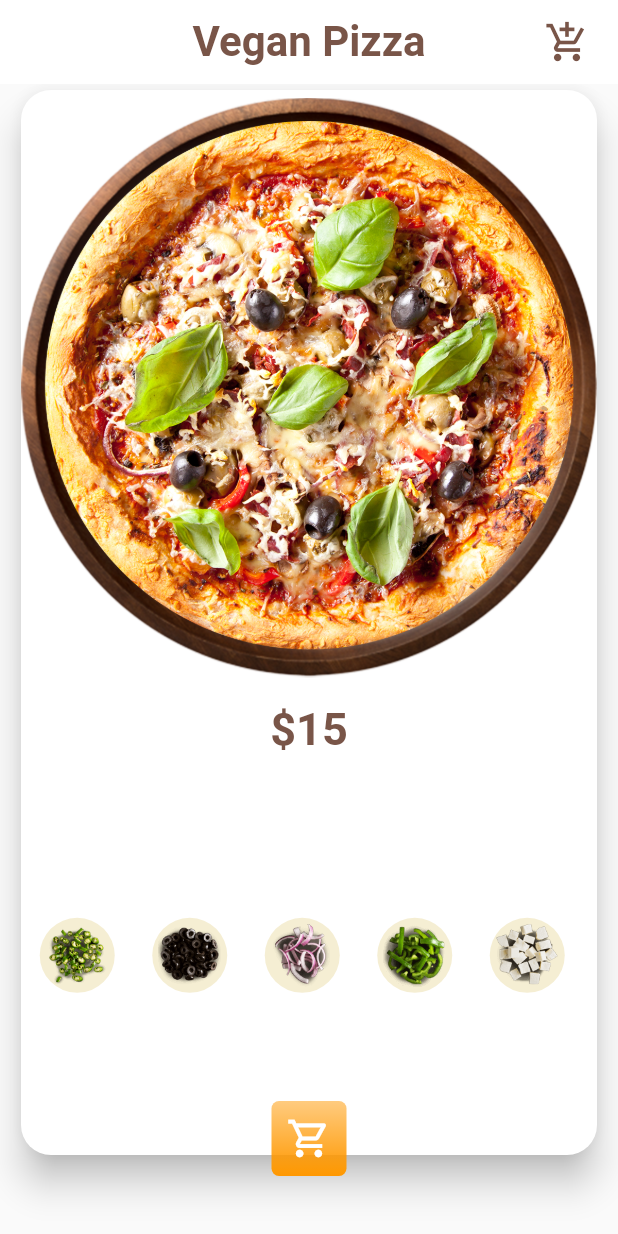
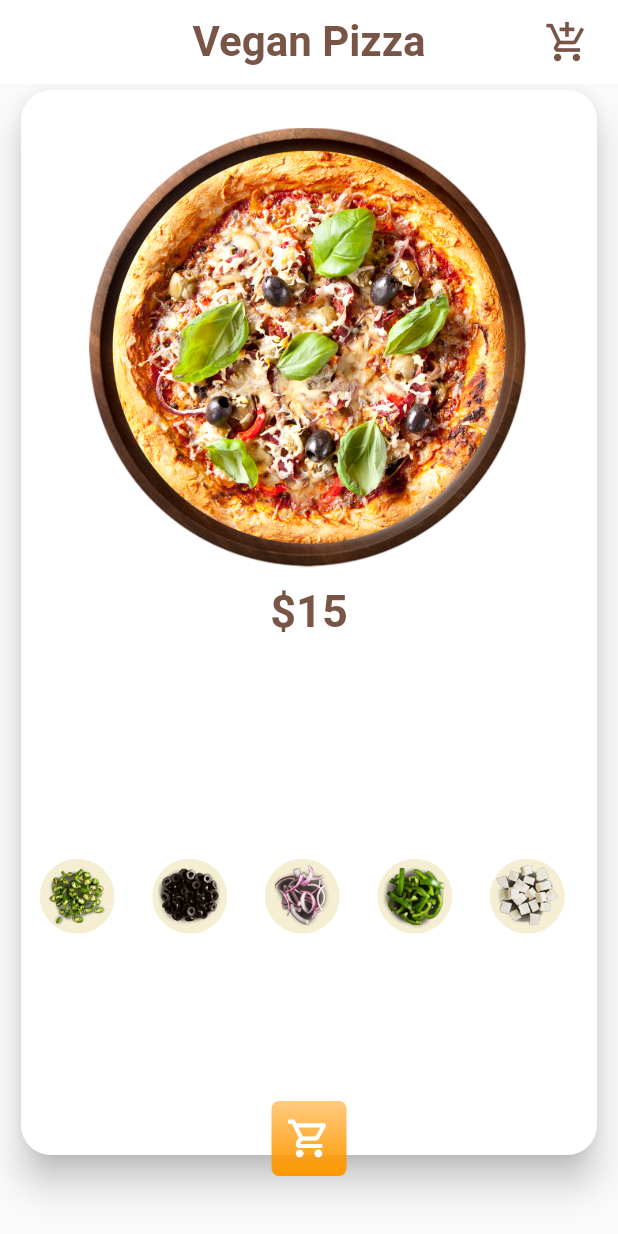
Before and after one commit to Dandy27/apporder, a Flutter app: the screen it shows after launch, on a phone screen of 412 x 824 dp. Run offline on Flutter 3.47's test engine with Material 2 defaults, Android fonts, the phone set to English and light mode, and no system bars.

```diff
--- a/dandy.com/lib/common/components/body_card.dart
+++ b/dandy.com/lib/common/components/body_card.dart
@@ -27,7 +27,8 @@ class BodyCard extends StatelessWidget {
             child: Column(
               // ignore: prefer_const_literals_to_create_immutables
               children: [
-                const Expanded(flex: 5, child: PizzaDetail()),
+                const SizedBox(height: defaultPadding,),
+                const Expanded(flex: 3, child: PizzaDetail()),
                 const Expanded(flex: 3, child: PizzaIngredients()),
               ],
             ),
--- a/dandy.com/lib/common/components/pizza_details.dart
+++ b/dandy.com/lib/common/components/pizza_details.dart
@@ -17,7 +17,7 @@ class PizzaDetail extends StatefulWidget {
 class _PizzaDetailState extends State<PizzaDetail>
     with SingleTickerProviderStateMixin {
   late final Ingredient ingredient;
-  List<Ingredient?> _listIngredients = <Ingredient>[];
+  final List<Ingredient?> _listIngredients = <Ingredient>[];
   // bool focused = false;
   int price = 15;
   late AnimationController animationController;
@@ -30,11 +30,17 @@ class _PizzaDetailState extends State<PizzaDetail>
     if (animationList.isNotEmpty) {
       for (int i = 0; i < _listIngredients.length; i++) {
         final Ingredient? ingredient = _listIngredients[i];
-        for (int j = 0; j < ingredient!.positions.length; j++) {
+        final ingredientWidget = Image.asset(
+          ingredient!.image,
+          height: 40,
+        );
+        for (int j = 0; j < ingredient.positions.length; j++) {
           final animation = animationList[j];
           final position = ingredient.positions[j];
           final positionX = position.dx;
           final positionY = position.dy;
+
+          if (i == _listIngredients.length - 1) {
             double fromX = 0.0, fromY = 0.0;
             if (j < 1) {
               fromX = -_pizzaConstraints.maxWidth * (1 - animation.value);
@@ -46,6 +52,7 @@ class _PizzaDetailState extends State<PizzaDetail>
               fromY = _pizzaConstraints.maxHeight * (1 - animation.value);
             }
 
+            if (animation.value > 0) {
               elements.add(
                 Transform(
                   transform: Matrix4.identity()
@@ -53,40 +60,55 @@ class _PizzaDetailState extends State<PizzaDetail>
                       fromX + _pizzaConstraints.maxWidth * positionX,
                       fromY + _pizzaConstraints.maxHeight * positionY,
                     ),
-              child: Image.asset(
-                ingredient.image,
-                height: 40,
-              ),
+                  child: ingredientWidget,
                 ),
               );
-
+            } else {
+              elements.add(
+                Transform(
+                  transform: Matrix4.identity()
+                    ..translate(
+                      _pizzaConstraints.maxWidth * positionX,
+                      _pizzaConstraints.maxHeight * positionY,
+                    ),
+                  child: ingredientWidget,
+                ),
+              );
             }
+          }
+        }
+        return Stack(
+          children: elements,
+        );
       }
     }
     return SizedBox.fromSize();
   }
 
   void _buildIngredientsAnimation() {
-    animationList.clear();
+    // animationList.clear();
     animationList.add(CurvedAnimation(
         parent: animationController,
-        curve: const Interval(0.0, 0.8, curve: Curves.decelerate)));
-    animationList.clear();
+        curve: const Interval(0.0, 0.7, curve: Curves.decelerate)));
+    // animationList.clear();
     animationList.add(CurvedAnimation(
         parent: animationController,
-        curve: const Interval(0.2, 0.8, curve: Curves.decelerate)));
-    animationList.clear();
+        curve: const Interval(0.2, 0.7, curve: Curves.decelerate)));
+    // animationList.clear();
     animationList.add(CurvedAnimation(
         parent: animationController,
         curve: const Interval(0.4, 1.0, curve: Curves.decelerate)));
-    animationList.clear();
+    // animationList.clear();
     animationList.add(CurvedAnimation(
         parent: animationController,
         curve: const Interval(0.1, 0.7, curve: Curves.decelerate)));
-    animationList.clear();
-    animationList.add(CurvedAnimation(
+    // animationList.clear();
+    animationList.add(
+      CurvedAnimation(
           parent: animationController,
-        curve: const Interval(0.3, 1.0, curve: Curves.decelerate)));
+          curve: const Interval(0.3, 0.7, curve: Curves.decelerate)),
+    );
+    // animationList.clear();
   }
 
   @override
@@ -117,6 +139,7 @@ class _PizzaDetailState extends State<PizzaDetail>
               child: DragTarget<Ingredient>(
                 onAccept: (ingredient) {
                   print('onAccept');
+
                   notifierFocused.value = false;
                   setState(() {
                     _listIngredients.add(ingredient);
@@ -126,10 +149,12 @@ class _PizzaDetailState extends State<PizzaDetail>
                   });
                 },
                 onWillAccept: (ingredient) {
+                  animationController.reverse();
+
                   print('onWillAccept');
                   notifierFocused.value = true;
 
-                  for (Ingredient? i in _listIngredients) {
+                  for (final Ingredient? i in _listIngredients) {
                     if (i!.compare(ingredient!)) {
                       return false;
                     }
@@ -138,6 +163,8 @@ class _PizzaDetailState extends State<PizzaDetail>
                   return true;
                 },
                 onLeave: (data) {
+                  animationController.reverse();
+
                   print('onLeave');
                   notifierFocused.value = false;
                 },
@@ -182,7 +209,7 @@ class _PizzaDetailState extends State<PizzaDetail>
         ),
         AnimatedBuilder(
             animation: animationController,
-            builder: (context, _) {
+            builder: (context, child) {
               return buildIngredientsWidget();
             })
       ],
```
Lines whose indentation alone changed are shown as unchanged.
